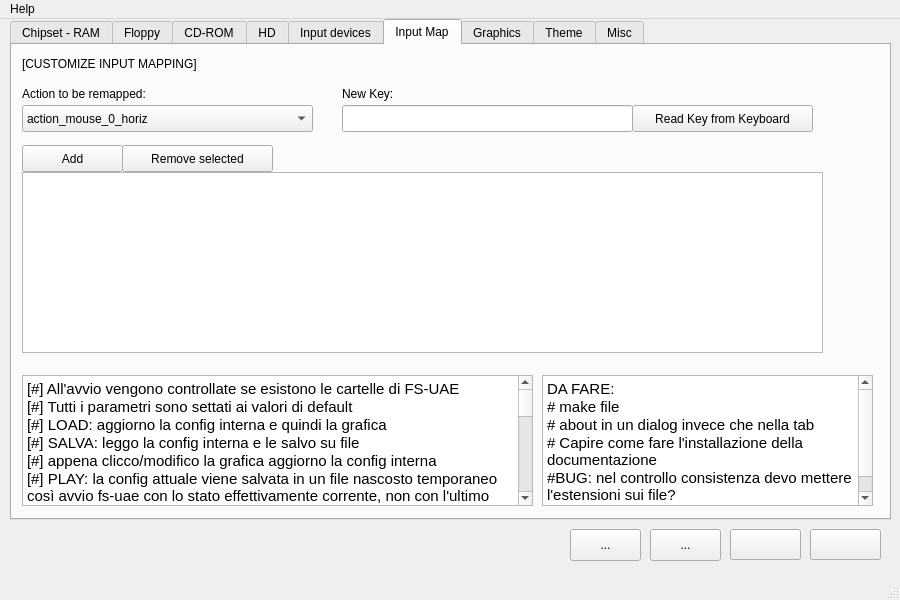
Before: the Qt Designer form amiga.ui in PSRAmiga/fs-uae, drawn with Qt 5.
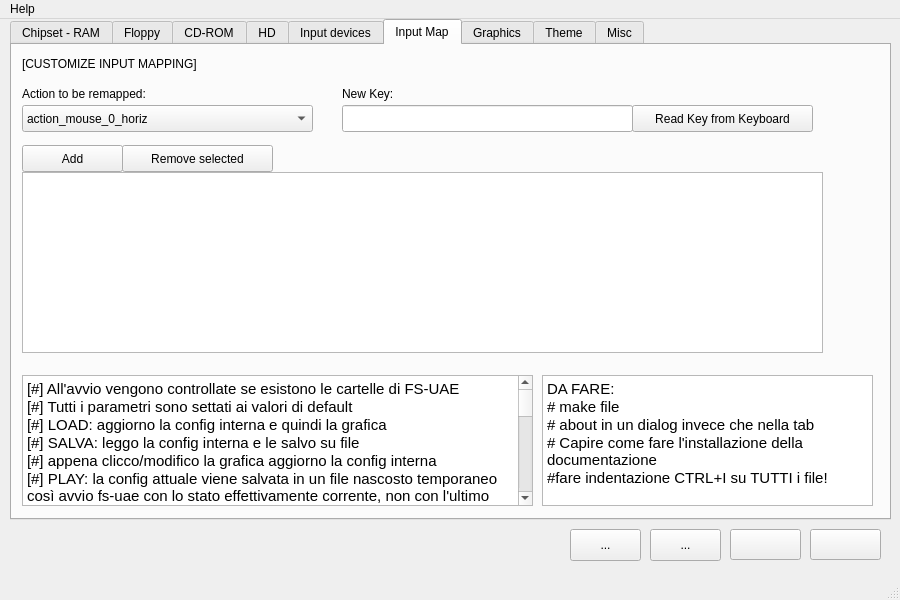
After: the same form once the commit is applied. The open tabs and pages were chosen to show the change. Icons and pictures are not drawn.

Diff of the .ui file:
```diff
--- a/amiga.ui
+++ b/amiga.ui
@@ -3599,7 +3599,6 @@
 &lt;p style=&quot; margin-top:0px; margin-bottom:0px; margin-left:0px; margin-right:0px; -qt-block-indent:0; text-indent:0px;&quot;&gt;# make file&lt;/p&gt;
 &lt;p style=&quot; margin-top:0px; margin-bottom:0px; margin-left:0px; margin-right:0px; -qt-block-indent:0; text-indent:0px;&quot;&gt;# about in un dialog invece che nella tab&lt;/p&gt;
 &lt;p style=&quot; margin-top:0px; margin-bottom:0px; margin-left:0px; margin-right:0px; -qt-block-indent:0; text-indent:0px;&quot;&gt;# Capire come fare l'installazione della documentazione&lt;/p&gt;
-&lt;p style=&quot; margin-top:0px; margin-bottom:0px; margin-left:0px; margin-right:0px; -qt-block-indent:0; text-indent:0px;&quot;&gt;#BUG: nel controllo consistenza devo mettere l'estensioni sui file?&lt;/p&gt;
 &lt;p style=&quot; margin-top:0px; margin-bottom:0px; margin-left:0px; margin-right:0px; -qt-block-indent:0; text-indent:0px;&quot;&gt;#fare indentazione CTRL+I su TUTTI i file!&lt;/p&gt;&lt;/body&gt;&lt;/html&gt;</string>
       </property>
      </widget>
```
Left out of the diff: 2 changed lines with no effect on the pictures.
